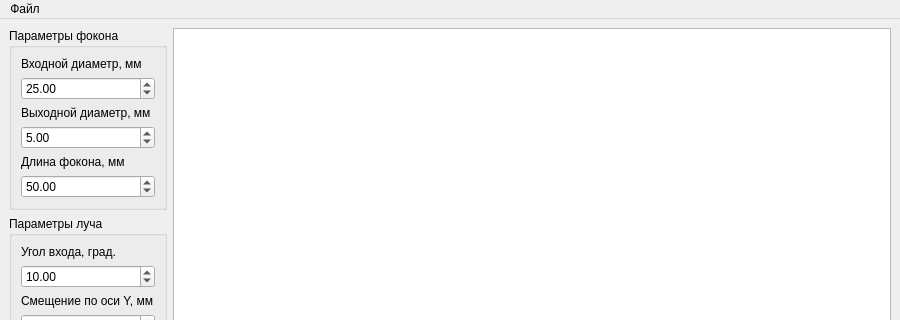
Qt form mainwindow.ui (cool-palace/Focon) before a commit; both pictures show x 0 to 900 and y 0 to 320 of the 900 by 720 pixel window.
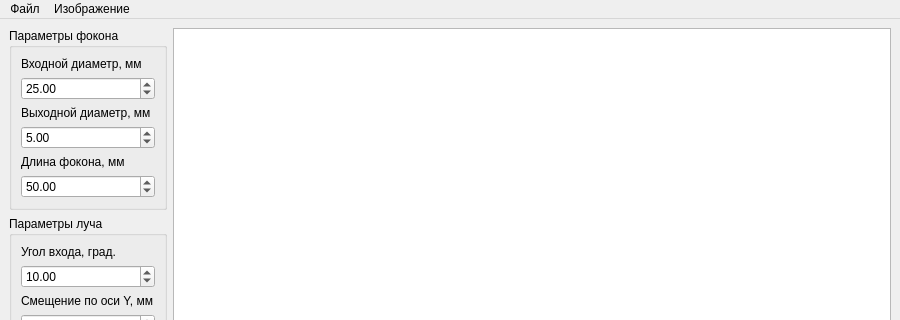
The same form after that commit.

```diff
--- a/mainwindow.ui
+++ b/mainwindow.ui
@@ -7,7 +7,7 @@
     <x>0</x>
     <y>0</y>
     <width>900</width>
-    <height>661</height>
+    <height>708</height>
    </rect>
   </property>
   <property name="windowTitle">
@@ -361,7 +361,14 @@
     <addaction name="load"/>
     <addaction name="save"/>
    </widget>
+   <widget class="QMenu" name="menu_2">
+    <property name="title">
+     <string>Изображение</string>
+    </property>
+    <addaction name="save_image"/>
+   </widget>
    <addaction name="menu"/>
+   <addaction name="menu_2"/>
   </widget>
   <action name="load">
    <property name="text">
```
Left out of the diff: 7 changed lines with no effect on the pictures.
